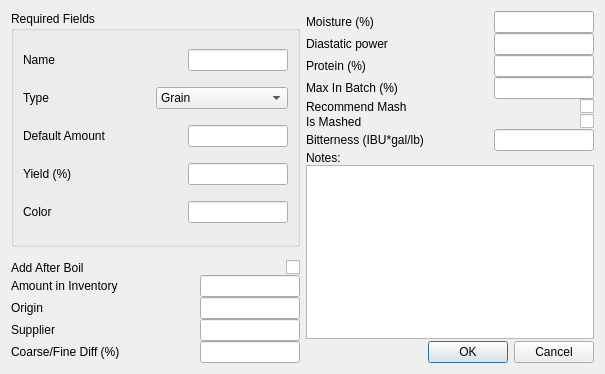
Before: the Qt Designer form ui/fermentableEditor.ui in Brewtarget/brewtarget, drawn with Qt 5.
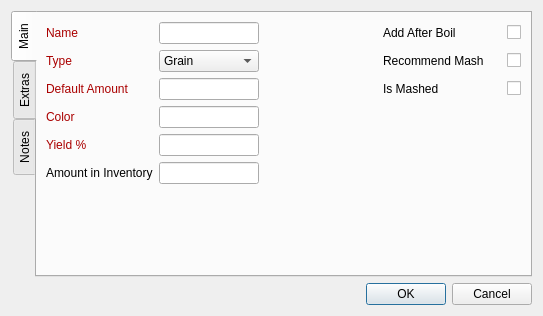
After: the same form once the commit is applied. Custom widgets are drawn as their Qt base class.

Commit message: First round at fixing BtStringEdit

```diff
--- a/ui/fermentableEditor.ui
+++ b/ui/fermentableEditor.ui
@@ -6,8 +6,8 @@
    <rect>
     <x>0</x>
     <y>0</y>
-    <width>605</width>
-    <height>374</height>
+    <width>543</width>
+    <height>316</height>
    </rect>
   </property>
   <property name="windowTitle">
@@ -16,77 +16,96 @@
   <property name="configSection" stdset="0">
    <string notr="true">fermentableEditor</string>
   </property>
-  <layout class="QHBoxLayout" name="horizontalLayout_18">
-   <item>
     <layout class="QVBoxLayout" name="verticalLayout_2">
-     <property name="spacing">
-      <number>0</number>
-     </property>
      <item>
-      <widget class="QGroupBox" name="groupBox">
-       <property name="title">
-        <string>Required Fields</string>
-       </property>
-       <property name="configSection" stdset="0">
-        <string notr="true">fermentableEditor</string>
-       </property>
-       <layout class="QVBoxLayout" name="verticalLayout">
-        <property name="spacing">
+    <widget class="QTabWidget" name="tabWidget_editor">
+     <property name="tabPosition">
+      <enum>QTabWidget::West</enum>
+     </property>
+     <property name="currentIndex">
          <number>0</number>
         </property>
-        <property name="topMargin">
-         <number>2</number>
-        </property>
-        <property name="bottomMargin">
-         <number>2</number>
-        </property>
-        <item>
-         <layout class="QHBoxLayout" name="horizontalLayout_5">
-          <item>
+     <widget class="QWidget" name="tab_main">
+      <attribute name="title">
+       <string>Main</string>
+      </attribute>
+      <layout class="QGridLayout" name="gridLayout">
+       <item row="2" column="4">
+        <widget class="QCheckBox" name="checkBox_recommendMash">
+         <property name="toolTip">
+          <string>Recommend this be mashed</string>
+         </property>
+         <property name="text">
+          <string/>
+         </property>
+        </widget>
+       </item>
+       <item row="0" column="0">
            <widget class="QLabel" name="label">
             <property name="text">
-             <string>Name</string>
+          <string>&lt;html&gt;&lt;head/&gt;&lt;body&gt;&lt;p&gt;&lt;span style=&quot; color:#aa0000;&quot;&gt;Name&lt;/span&gt;&lt;/p&gt;&lt;/body&gt;&lt;/html&gt;</string>
             </property>
             <property name="buddy">
              <cstring>lineEdit_name</cstring>
             </property>
            </widget>
           </item>
-          <item>
-           <widget class="QLineEdit" name="lineEdit_name">
-            <property name="sizePolicy">
-             <sizepolicy hsizetype="Maximum" vsizetype="Fixed">
-              <horstretch>0</horstretch>
-              <verstretch>0</verstretch>
-             </sizepolicy>
-            </property>
-            <property name="maximumSize">
+       <item row="8" column="1">
+        <spacer name="verticalSpacer">
+         <property name="orientation">
+          <enum>Qt::Vertical</enum>
+         </property>
+         <property name="sizeHint" stdset="0">
              <size>
-              <width>100</width>
-              <height>16777215</height>
-             </size>
+           <width>20</width>
+           <height>40</height>
+          </size>
+         </property>
+        </spacer>
+       </item>
+       <item row="0" column="2">
+        <spacer name="horizontalSpacer">
+         <property name="orientation">
+          <enum>Qt::Horizontal</enum>
+         </property>
+         <property name="sizeHint" stdset="0">
+          <size>
+           <width>40</width>
+           <height>20</height>
+          </size>
+         </property>
+        </spacer>
+       </item>
+       <item row="5" column="0">
+        <widget class="BtColorLabel" name="label_color">
+         <property name="contextMenuPolicy">
+          <enum>Qt::CustomContextMenu</enum>
             </property>
             <property name="toolTip">
-             <string>Name</string>
-            </property>
-           </widget>
-          </item>
-         </layout>
-        </item>
-        <item>
-         <layout class="QHBoxLayout" name="horizontalLayout_4">
-          <item>
-           <widget class="QLabel" name="label_2">
+          <string>Required</string>
+         </property>
             <property name="text">
-             <string>Type</string>
+          <string>&lt;html&gt;&lt;head/&gt;&lt;body&gt;&lt;p&gt;&lt;span style=&quot; color:#aa0000;&quot;&gt;Color&lt;/span&gt;&lt;/p&gt;&lt;/body&gt;&lt;/html&gt;</string>
             </property>
             <property name="buddy">
              <cstring>comboBox_type</cstring>
             </property>
            </widget>
           </item>
-          <item>
+       <item row="2" column="1">
            <widget class="QComboBox" name="comboBox_type">
+         <property name="sizePolicy">
+          <sizepolicy hsizetype="Minimum" vsizetype="Fixed">
+           <horstretch>0</horstretch>
+           <verstretch>0</verstretch>
+          </sizepolicy>
+         </property>
+         <property name="maximumSize">
+          <size>
+           <width>100</width>
+           <height>16777215</height>
+          </size>
+         </property>
             <property name="toolTip">
              <string>Type</string>
             </property>
@@ -117,99 +136,23 @@
             </item>
            </widget>
           </item>
-         </layout>
-        </item>
-        <item>
-         <layout class="QHBoxLayout" name="horizontalLayout_3">
-          <item>
-           <widget class="BtMassLabel" name="label_amount">
-            <property name="contextMenuPolicy">
-             <enum>Qt::CustomContextMenu</enum>
-            </property>
-            <property name="text">
-             <string>Default Amount</string>
-            </property>
-            <property name="buddy">
-             <cstring>lineEdit_amount</cstring>
-            </property>
-           </widget>
-          </item>
-          <item>
-           <widget class="BtMassEdit" name="lineEdit_amount">
+       <item row="2" column="3">
+        <widget class="QLabel" name="label_recommendMash">
             <property name="sizePolicy">
-             <sizepolicy hsizetype="Maximum" vsizetype="Fixed">
+          <sizepolicy hsizetype="Expanding" vsizetype="Preferred">
               <horstretch>0</horstretch>
               <verstretch>0</verstretch>
              </sizepolicy>
             </property>
-            <property name="maximumSize">
-             <size>
-              <width>100</width>
-              <height>16777215</height>
-             </size>
-            </property>
-            <property name="toolTip">
-             <string>Amount</string>
-            </property>
-            <property name="editField" stdset="0">
-             <string notr="true">amount_kg</string>
-            </property>
-           </widget>
-          </item>
-         </layout>
-        </item>
-        <item>
-         <layout class="QHBoxLayout" name="horizontalLayout_2">
-          <item>
-           <widget class="QLabel" name="label_yield">
             <property name="text">
-             <string>Yield (%)</string>
+          <string>Recommend Mash</string>
             </property>
             <property name="buddy">
              <cstring>lineEdit_yield</cstring>
             </property>
            </widget>
           </item>
-          <item>
-           <widget class="BtGenericEdit" name="lineEdit_yield">
-            <property name="sizePolicy">
-             <sizepolicy hsizetype="Maximum" vsizetype="Fixed">
-              <horstretch>0</horstretch>
-              <verstretch>0</verstretch>
-             </sizepolicy>
-            </property>
-            <property name="maximumSize">
-             <size>
-              <width>100</width>
-              <height>16777215</height>
-             </size>
-            </property>
-            <property name="toolTip">
-             <string>Yield as compared to glucose</string>
-            </property>
-            <property name="editField" stdset="0">
-             <string notr="true">yield_pct</string>
-            </property>
-           </widget>
-          </item>
-         </layout>
-        </item>
-        <item>
-         <layout class="QHBoxLayout" name="horizontalLayout">
-          <item>
-           <widget class="BtColorLabel" name="label_color">
-            <property name="contextMenuPolicy">
-             <enum>Qt::CustomContextMenu</enum>
-            </property>
-            <property name="text">
-             <string>Color</string>
-            </property>
-            <property name="buddy">
-             <cstring>lineEdit_color</cstring>
-            </property>
-           </widget>
-          </item>
-          <item>
+       <item row="5" column="1">
            <widget class="BtColorEdit" name="lineEdit_color">
             <property name="sizePolicy">
              <sizepolicy hsizetype="Maximum" vsizetype="Fixed">
@@ -231,30 +174,20 @@
             </property>
            </widget>
           </item>
-         </layout>
-        </item>
-       </layout>
-      </widget>
-     </item>
-     <item>
-      <spacer name="verticalSpacer_3">
-       <property name="orientation">
-        <enum>Qt::Vertical</enum>
-       </property>
-       <property name="sizeType">
-        <enum>QSizePolicy::Fixed</enum>
-       </property>
-       <property name="sizeHint" stdset="0">
-        <size>
-         <width>20</width>
-         <height>13</height>
-        </size>
-       </property>
-      </spacer>
-     </item>
-     <item>
-      <layout class="QHBoxLayout" name="horizontalLayout_6">
-       <item>
+       <item row="6" column="0">
+        <widget class="QLabel" name="label_yield">
+         <property name="toolTip">
+          <string>Required</string>
+         </property>
+         <property name="text">
+          <string>&lt;html&gt;&lt;head/&gt;&lt;body&gt;&lt;p&gt;&lt;span style=&quot; color:#aa0000;&quot;&gt;Yield %&lt;/span&gt;&lt;/p&gt;&lt;/body&gt;&lt;/html&gt;</string>
+         </property>
+         <property name="buddy">
+          <cstring>lineEdit_yield</cstring>
+         </property>
+        </widget>
+       </item>
+       <item row="0" column="3">
         <widget class="QLabel" name="label_addAfterBoil">
          <property name="sizePolicy">
           <sizepolicy hsizetype="Expanding" vsizetype="Preferred">
@@ -270,7 +203,7 @@
          </property>
         </widget>
        </item>
-       <item>
+       <item row="0" column="4">
         <widget class="QCheckBox" name="checkBox_addAfterBoil">
          <property name="sizePolicy">
           <sizepolicy hsizetype="Preferred" vsizetype="Fixed">
@@ -286,11 +219,90 @@
          </property>
         </widget>
        </item>
-      </layout>
-     </item>
-     <item>
-      <layout class="QHBoxLayout" name="horizontalLayout_16">
-       <item>
+       <item row="6" column="1">
+        <widget class="BtGenericEdit" name="lineEdit_yield">
+         <property name="sizePolicy">
+          <sizepolicy hsizetype="Maximum" vsizetype="Fixed">
+           <horstretch>0</horstretch>
+           <verstretch>0</verstretch>
+          </sizepolicy>
+         </property>
+         <property name="maximumSize">
+          <size>
+           <width>100</width>
+           <height>16777215</height>
+          </size>
+         </property>
+         <property name="toolTip">
+          <string>Yield as compared to glucose</string>
+         </property>
+         <property name="editField" stdset="0">
+          <string notr="true">yield_pct</string>
+         </property>
+        </widget>
+       </item>
+       <item row="0" column="1">
+        <widget class="BtStringEdit" name="lineEdit_name">
+         <property name="sizePolicy">
+          <sizepolicy hsizetype="Maximum" vsizetype="Fixed">
+           <horstretch>0</horstretch>
+           <verstretch>0</verstretch>
+          </sizepolicy>
+         </property>
+         <property name="maximumSize">
+          <size>
+           <width>100</width>
+           <height>16777215</height>
+          </size>
+         </property>
+         <property name="toolTip">
+          <string>Name</string>
+         </property>
+         <property name="editField" stdset="0">
+          <string>name</string>
+         </property>
+        </widget>
+       </item>
+       <item row="2" column="0">
+        <widget class="QLabel" name="label_2">
+         <property name="toolTip">
+          <string>Required</string>
+         </property>
+         <property name="text">
+          <string>&lt;html&gt;&lt;head/&gt;&lt;body&gt;&lt;p&gt;&lt;span style=&quot; color:#aa0000;&quot;&gt;Type&lt;/span&gt;&lt;/p&gt;&lt;/body&gt;&lt;/html&gt;</string>
+         </property>
+         <property name="buddy">
+          <cstring>comboBox_type</cstring>
+         </property>
+        </widget>
+       </item>
+       <item row="3" column="3">
+        <widget class="QLabel" name="label_isMashed">
+         <property name="sizePolicy">
+          <sizepolicy hsizetype="Expanding" vsizetype="Preferred">
+           <horstretch>0</horstretch>
+           <verstretch>0</verstretch>
+          </sizepolicy>
+         </property>
+         <property name="text">
+          <string>Is Mashed</string>
+         </property>
+         <property name="buddy">
+          <cstring>checkBox_isMashed</cstring>
+         </property>
+        </widget>
+       </item>
+       <item row="3" column="4">
+        <widget class="QCheckBox" name="checkBox_isMashed">
+         <property name="toolTip">
+          <string>Checked if it is present in mash</string>
+         </property>
+         <property name="text">
+          <string/>
+         </property>
+        </widget>
+       </item>
+       <item row="7" column="0">
         <widget class="BtMassLabel" name="label_inventory">
          <property name="contextMenuPolicy">
           <enum>Qt::CustomContextMenu</enum>
@@ -306,7 +318,7 @@
          </property>
         </widget>
        </item>
-       <item>
+       <item row="7" column="1">
         <widget class="BtMassEdit" name="lineEdit_inventory">
          <property name="sizePolicy">
           <sizepolicy hsizetype="Maximum" vsizetype="Fixed">
@@ -328,55 +340,24 @@
          </property>
         </widget>
        </item>
-      </layout>
-     </item>
-     <item>
-      <layout class="QHBoxLayout" name="horizontalLayout_7" stretch="0,0">
-       <item>
-        <widget class="QLabel" name="label_origin">
-         <property name="text">
-          <string>Origin</string>
+       <item row="3" column="0">
+        <widget class="BtMassLabel" name="label_amount">
+         <property name="contextMenuPolicy">
+          <enum>Qt::CustomContextMenu</enum>
          </property>
-         <property name="buddy">
-          <cstring>lineEdit_origin</cstring>
-         </property>
-        </widget>
-       </item>
-       <item>
-        <widget class="QLineEdit" name="lineEdit_origin">
-         <property name="sizePolicy">
-          <sizepolicy hsizetype="Maximum" vsizetype="Fixed">
-           <horstretch>0</horstretch>
-           <verstretch>0</verstretch>
-          </sizepolicy>
-         </property>
-         <property name="maximumSize">
-          <size>
-           <width>100</width>
-           <height>16777215</height>
-          </size>
-         </property>
          <property name="toolTip">
           <string>Origin</string>
          </property>
-        </widget>
-       </item>
-      </layout>
-     </item>
-     <item>
-      <layout class="QHBoxLayout" name="horizontalLayout_8">
-       <item>
-        <widget class="QLabel" name="label_supplier">
          <property name="text">
-          <string>Supplier</string>
+          <string>&lt;html&gt;&lt;head/&gt;&lt;body&gt;&lt;p&gt;&lt;span style=&quot; color:#aa0000;&quot;&gt;Default Amount&lt;/span&gt;&lt;/p&gt;&lt;/body&gt;&lt;/html&gt;</string>
          </property>
          <property name="buddy">
           <cstring>lineEdit_supplier</cstring>
          </property>
         </widget>
        </item>
-       <item>
-        <widget class="QLineEdit" name="lineEdit_supplier">
+       <item row="3" column="1">
+        <widget class="BtMassEdit" name="lineEdit_amount">
          <property name="sizePolicy">
           <sizepolicy hsizetype="Maximum" vsizetype="Fixed">
            <horstretch>0</horstretch>
@@ -390,43 +371,7 @@
           </size>
          </property>
          <property name="toolTip">
-          <string>Supplier</string>
-         </property>
-        </widget>
-       </item>
-      </layout>
-     </item>
-     <item>
-      <layout class="QHBoxLayout" name="horizontalLayout_9">
-       <item>
-        <widget class="QLabel" name="label_coarseFineDiff">
-         <property name="text">
-          <string>Coarse/Fine Diff (%)</string>
-         </property>
-         <property name="wordWrap">
-          <bool>true</bool>
-         </property>
-         <property name="buddy">
-          <cstring>lineEdit_coarseFineDiff</cstring>
-         </property>
-        </widget>
-       </item>
-       <item>
-        <widget class="BtGenericEdit" name="lineEdit_coarseFineDiff">
-         <property name="sizePolicy">
-          <sizepolicy hsizetype="Maximum" vsizetype="Fixed">
-           <horstretch>0</horstretch>
-           <verstretch>0</verstretch>
-          </sizepolicy>
-         </property>
-         <property name="maximumSize">
-          <size>
-           <width>100</width>
-           <height>16777215</height>
-          </size>
-         </property>
-         <property name="toolTip">
-          <string>Yield difference between coarse and fine grind</string>
+          <string>Amount</string>
          </property>
          <property name="editField" stdset="0">
           <string notr="true">coarseFineDiff_pct</string>
@@ -434,27 +379,13 @@
         </widget>
        </item>
       </layout>
-     </item>
-    </layout>
-   </item>
-   <item>
-    <layout class="QVBoxLayout" name="verticalLayout_3">
-     <property name="spacing">
-      <number>0</number>
-     </property>
-     <item>
-      <layout class="QHBoxLayout" name="horizontalLayout_10">
-       <item>
-        <widget class="QLabel" name="label_moisture">
-         <property name="text">
-          <string>Moisture (%)</string>
-         </property>
-         <property name="buddy">
-          <cstring>lineEdit_moisture</cstring>
-         </property>
-        </widget>
-       </item>
-       <item>
+     </widget>
+     <widget class="QWidget" name="tab_extras">
+      <attribute name="title">
+       <string>Extras</string>
+      </attribute>
+      <layout class="QGridLayout" name="gridLayout_2">
+       <item row="2" column="1">
         <widget class="BtGenericEdit" name="lineEdit_moisture">
          <property name="sizePolicy">
           <sizepolicy hsizetype="Maximum" vsizetype="Fixed">
@@ -476,11 +407,91 @@
          </property>
         </widget>
        </item>
-      </layout>
-     </item>
-     <item>
-      <layout class="QHBoxLayout" name="horizontalLayout_11">
-       <item>
+       <item row="3" column="3">
+        <widget class="QLabel" name="label_ibuGalPerLb">
+         <property name="text">
+          <string>Bitterness (IBU*gal/lb)</string>
+         </property>
+         <property name="buddy">
+          <cstring>lineEdit_ibuGalPerLb</cstring>
+         </property>
+        </widget>
+       </item>
+       <item row="3" column="4">
+        <widget class="BtGenericEdit" name="lineEdit_ibuGalPerLb">
+         <property name="sizePolicy">
+          <sizepolicy hsizetype="Maximum" vsizetype="Fixed">
+           <horstretch>0</horstretch>
+           <verstretch>0</verstretch>
+          </sizepolicy>
+         </property>
+         <property name="maximumSize">
+          <size>
+           <width>100</width>
+           <height>16777215</height>
+          </size>
+         </property>
+         <property name="toolTip">
+          <string>Bitterness of pre-hopped extracts</string>
+         </property>
+         <property name="editField" stdset="0">
+          <string notr="true">ibuGalPerLb</string>
+         </property>
+        </widget>
+       </item>
+       <item row="2" column="0">
+        <widget class="QLabel" name="label_moisture">
+         <property name="text">
+          <string>Moisture (%)</string>
+         </property>
+         <property name="buddy">
+          <cstring>lineEdit_moisture</cstring>
+         </property>
+        </widget>
+       </item>
+       <item row="0" column="1">
+        <widget class="BtStringEdit" name="lineEdit_origin">
+         <property name="sizePolicy">
+          <sizepolicy hsizetype="Maximum" vsizetype="Fixed">
+           <horstretch>0</horstretch>
+           <verstretch>0</verstretch>
+          </sizepolicy>
+         </property>
+         <property name="maximumSize">
+          <size>
+           <width>100</width>
+           <height>16777215</height>
+          </size>
+         </property>
+         <property name="toolTip">
+          <string>Origin</string>
+         </property>
+         <property name="editField" stdset="0">
+          <string>origin</string>
+         </property>
+        </widget>
+       </item>
+       <item row="0" column="0">
+        <widget class="QLabel" name="label_origin">
+         <property name="text">
+          <string>Origin</string>
+         </property>
+         <property name="buddy">
+          <cstring>lineEdit_origin</cstring>
+         </property>
+        </widget>
+       </item>
+       <item row="0" column="3">
+        <widget class="QLabel" name="label_protein">
+         <property name="text">
+          <string>Protein (%)</string>
+         </property>
+         <property name="buddy">
+          <cstring>lineEdit_protein</cstring>
+         </property>
+        </widget>
+       </item>
+       <item row="3" column="0">
         <widget class="BtDiastaticPowerLabel" name="label_diastaticPower">
          <property name="contextMenuPolicy">
           <enum>Qt::CustomContextMenu</enum>
@@ -493,7 +504,7 @@
          </property>
         </widget>
        </item>
-       <item>
+       <item row="3" column="1">
         <widget class="BtDiastaticPowerEdit" name="lineEdit_diastaticPower">
          <property name="sizePolicy">
           <sizepolicy hsizetype="Maximum" vsizetype="Fixed">
@@ -515,12 +526,21 @@
          </property>
         </widget>
        </item>
-      </layout>
-     </item>
-     <item>
-      <layout class="QHBoxLayout" name="horizontalLayout_12">
-       <item>
-        <widget class="QLabel" name="label_protein">
+       <item row="2" column="3">
+        <widget class="QLabel" name="label_coarseFineDiff">
+         <property name="text">
+          <string>Coarse/Fine Diff (%)</string>
+         </property>
+         <property name="wordWrap">
+          <bool>true</bool>
+         </property>
+         <property name="buddy">
+          <cstring>lineEdit_coarseFineDiff</cstring>
+         </property>
+        </widget>
+       </item>
+       <item row="1" column="0">
+        <widget class="QLabel" name="label_supplier">
          <property name="text">
           <string>Protein (%)</string>
          </property>
@@ -529,7 +549,64 @@
          </property>
         </widget>
        </item>
-       <item>
+       <item row="1" column="1">
+        <widget class="BtStringEdit" name="lineEdit_supplier">
+         <property name="sizePolicy">
+          <sizepolicy hsizetype="Maximum" vsizetype="Fixed">
+           <horstretch>0</horstretch>
+           <verstretch>0</verstretch>
+          </sizepolicy>
+         </property>
+         <property name="maximumSize">
+          <size>
+           <width>100</width>
+           <height>16777215</height>
+          </size>
+         </property>
+         <property name="toolTip">
+          <string>Supplier</string>
+         </property>
+         <property name="editField" stdset="0">
+          <string>supplier</string>
+         </property>
+        </widget>
+       </item>
+       <item row="1" column="4">
+        <widget class="BtGenericEdit" name="lineEdit_maxInBatch">
+         <property name="sizePolicy">
+          <sizepolicy hsizetype="Maximum" vsizetype="Fixed">
+           <horstretch>0</horstretch>
+           <verstretch>0</verstretch>
+          </sizepolicy>
+         </property>
+         <property name="maximumSize">
+          <size>
+           <width>100</width>
+           <height>16777215</height>
+          </size>
+         </property>
+         <property name="toolTip">
+          <string>Maximum recommended percentage of total grist</string>
+         </property>
+         <property name="editField" stdset="0">
+          <string notr="true">maxInBatch_pct</string>
+         </property>
+        </widget>
+       </item>
+       <item row="0" column="2">
+        <spacer name="horizontalSpacer_2">
+         <property name="orientation">
+          <enum>Qt::Horizontal</enum>
+         </property>
+         <property name="sizeHint" stdset="0">
+          <size>
+           <width>40</width>
+           <height>20</height>
+          </size>
+         </property>
+        </spacer>
+       </item>
+       <item row="0" column="4">
         <widget class="BtGenericEdit" name="lineEdit_protein">
          <property name="sizePolicy">
           <sizepolicy hsizetype="Maximum" vsizetype="Fixed">
@@ -551,11 +628,7 @@
          </property>
         </widget>
        </item>
-      </layout>
-     </item>
-     <item>
-      <layout class="QHBoxLayout" name="horizontalLayout_13">
-       <item>
+       <item row="1" column="3">
         <widget class="QLabel" name="label_maxInBatch">
          <property name="text">
           <string>Max In Batch (%)</string>
@@ -565,8 +638,8 @@
          </property>
         </widget>
        </item>
-       <item>
-        <widget class="BtGenericEdit" name="lineEdit_maxInBatch">
+       <item row="2" column="4">
+        <widget class="BtGenericEdit" name="lineEdit_coarseFineDiff">
          <property name="sizePolicy">
           <sizepolicy hsizetype="Maximum" vsizetype="Fixed">
            <horstretch>0</horstretch>
@@ -587,114 +660,26 @@
          </property>
         </widget>
        </item>
-      </layout>
-     </item>
-     <item>
-      <layout class="QHBoxLayout" name="horizontalLayout_14">
-       <item>
-        <widget class="QLabel" name="label_recommendMash">
-         <property name="sizePolicy">
-          <sizepolicy hsizetype="Expanding" vsizetype="Preferred">
-           <horstretch>0</horstretch>
-           <verstretch>0</verstretch>
-          </sizepolicy>
+       <item row="4" column="1">
+        <spacer name="verticalSpacer_2">
+         <property name="orientation">
+          <enum>Qt::Vertical</enum>
          </property>
-         <property name="text">
-          <string>Recommend Mash</string>
-         </property>
-         <property name="buddy">
-          <cstring>checkBox_recommendMash</cstring>
-         </property>
-        </widget>
-       </item>
-       <item>
-        <widget class="QCheckBox" name="checkBox_recommendMash">
-         <property name="toolTip">
-          <string>Recommend this be mashed</string>
-         </property>
-         <property name="text">
-          <string/>
-         </property>
-        </widget>
-       </item>
-      </layout>
-     </item>
-     <item>
-      <layout class="QHBoxLayout" name="horizontalLayout_17">
-       <item>
-        <widget class="QLabel" name="label_isMashed">
-         <property name="sizePolicy">
-          <sizepolicy hsizetype="Expanding" vsizetype="Preferred">
-           <horstretch>0</horstretch>
-           <verstretch>0</verstretch>
-          </sizepolicy>
-         </property>
-         <property name="text">
-          <string>Is Mashed</string>
-         </property>
-         <property name="buddy">
-          <cstring>checkBox_isMashed</cstring>
-         </property>
-        </widget>
-       </item>
-       <item>
-        <widget class="QCheckBox" name="checkBox_isMashed">
-         <property name="toolTip">
-          <string>Checked if it is present in mash</string>
-         </property>
-         <property name="text">
-          <string/>
-         </property>
-        </widget>
-       </item>
-      </layout>
-     </item>
-     <item>
-      <layout class="QHBoxLayout" name="horizontalLayout_15">
-       <item>
-        <widget class="QLabel" name="label_ibuGalPerLb">
-         <property name="text">
-          <string>Bitterness (IBU*gal/lb)</string>
-         </property>
-         <property name="buddy">
-          <cstring>lineEdit_ibuGalPerLb</cstring>
-         </property>
-        </widget>
-       </item>
-       <item>
-        <widget class="BtGenericEdit" name="lineEdit_ibuGalPerLb">
-         <property name="sizePolicy">
-          <sizepolicy hsizetype="Maximum" vsizetype="Fixed">
-           <horstretch>0</horstretch>
-           <verstretch>0</verstretch>
-          </sizepolicy>
-         </property>
-         <property name="maximumSize">
+         <property name="sizeHint" stdset="0">
           <size>
            <width>100</width>
            <height>16777215</height>
           </size>
          </property>
-         <property name="toolTip">
-          <string>Bitterness of pre-hopped extracts</string>
-         </property>
-         <property name="editField" stdset="0">
-          <string notr="true">ibuGalPerLb</string>
-         </property>
-        </widget>
+        </spacer>
        </item>
       </layout>
-     </item>
-     <item>
-      <widget class="QLabel" name="label_notes">
-       <property name="text">
-        <string>Notes:</string>
-       </property>
-       <property name="buddy">
-        <cstring>textEdit_notes</cstring>
-       </property>
-      </widget>
-     </item>
+     </widget>
+     <widget class="QWidget" name="tab_notes">
+      <attribute name="title">
+       <string>Notes</string>
+      </attribute>
+      <layout class="QVBoxLayout" name="verticalLayout">
      <item>
       <widget class="QTextEdit" name="textEdit_notes">
        <property name="maximumSize">
@@ -705,21 +690,9 @@
        </property>
       </widget>
      </item>
-     <item>
-      <spacer name="verticalSpacer_2">
-       <property name="orientation">
-        <enum>Qt::Vertical</enum>
-       </property>
-       <property name="sizeType">
-        <enum>QSizePolicy::Preferred</enum>
-       </property>
-       <property name="sizeHint" stdset="0">
-        <size>
-         <width>20</width>
-         <height>20</height>
-        </size>
-       </property>
-      </spacer>
+      </layout>
+     </widget>
+    </widget>
      </item>
      <item>
       <widget class="QDialogButtonBox" name="buttonBox">
@@ -732,8 +705,6 @@
       </widget>
      </item>
     </layout>
-   </item>
-  </layout>
  </widget>
  <customwidgets>
   <customwidget>
@@ -741,6 +712,27 @@
    <extends>QLineEdit</extends>
    <header>BtLineEdit.h</header>
   </customwidget>
+  <customwidget>
+   <class>BtStringEdit</class>
+   <extends>QLineEdit</extends>
+   <header>BtLineEdit.h</header>
+  </customwidget>
+  <customwidget>
+   <class>BtColorLabel</class>
+   <extends>QLabel</extends>
+   <header>BtLabel.h</header>
+   <slots>
+    <signal>labelChanged(Unit::unitDisplay,Unit::unitScale)</signal>
+   </slots>
+  </customwidget>
+  <customwidget>
+   <class>BtColorEdit</class>
+   <extends>QLineEdit</extends>
+   <header>BtLineEdit.h</header>
+   <slots>
+    <slot>lineChanged(Unit::unitDisplay,Unit::unitScale)</slot>
+   </slots>
+  </customwidget>
   <customwidget>
    <class>BtMassEdit</class>
    <extends>QLineEdit</extends>
@@ -751,14 +743,6 @@
     <slot>lineChanged(Unit::unitDisplay,Unit::unitScale)</slot>
    </slots>
   </customwidget>
-  <customwidget>
-   <class>BtColorLabel</class>
-   <extends>QLabel</extends>
-   <header>BtLabel.h</header>
-   <slots>
-    <signal>labelChanged(Unit::unitDisplay,Unit::unitScale)</signal>
-   </slots>
-  </customwidget>
   <customwidget>
    <class>BtMassLabel</class>
    <extends>QLabel</extends>
@@ -768,14 +752,6 @@
     <slot>popContextMenu(QPoint)</slot>
    </slots>
   </customwidget>
-  <customwidget>
-   <class>BtColorEdit</class>
-   <extends>QLineEdit</extends>
-   <header>BtLineEdit.h</header>
-   <slots>
-    <slot>lineChanged(Unit::unitDisplay,Unit::unitScale)</slot>
-   </slots>
-  </customwidget>
   <customwidget>
    <class>BtDiastaticPowerEdit</class>
    <extends>QLineEdit</extends>
```
Left out of the diff: 37 changed lines with no effect on the pictures. Lines whose indentation alone changed are shown as unchanged. The commit also changes 14 other files.
